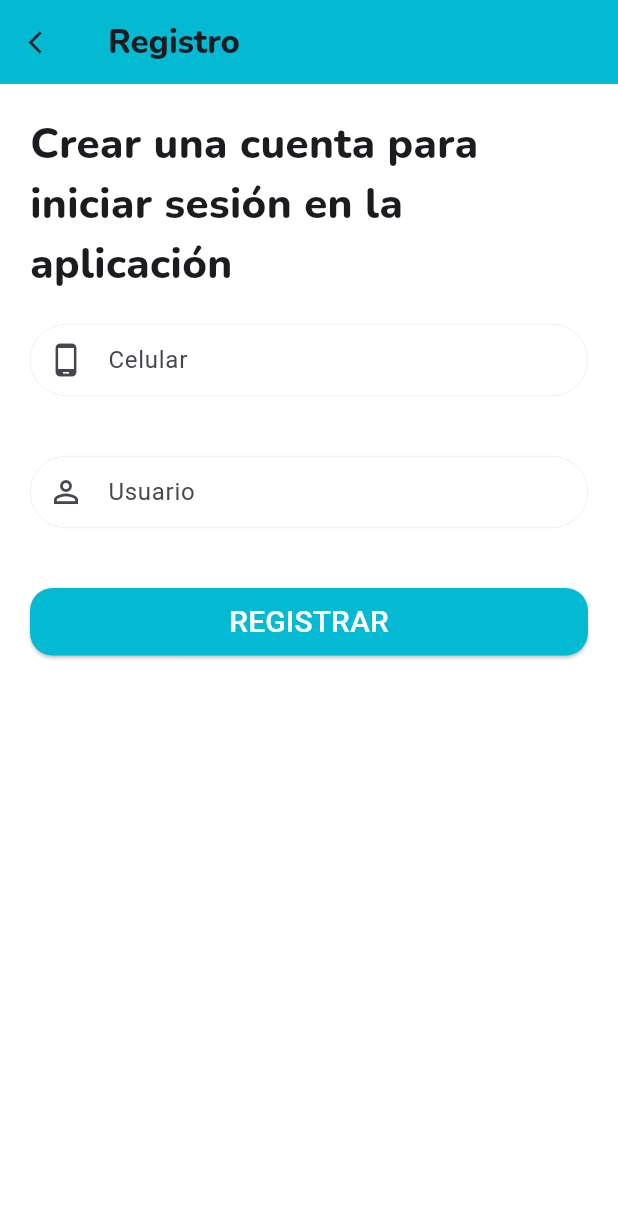
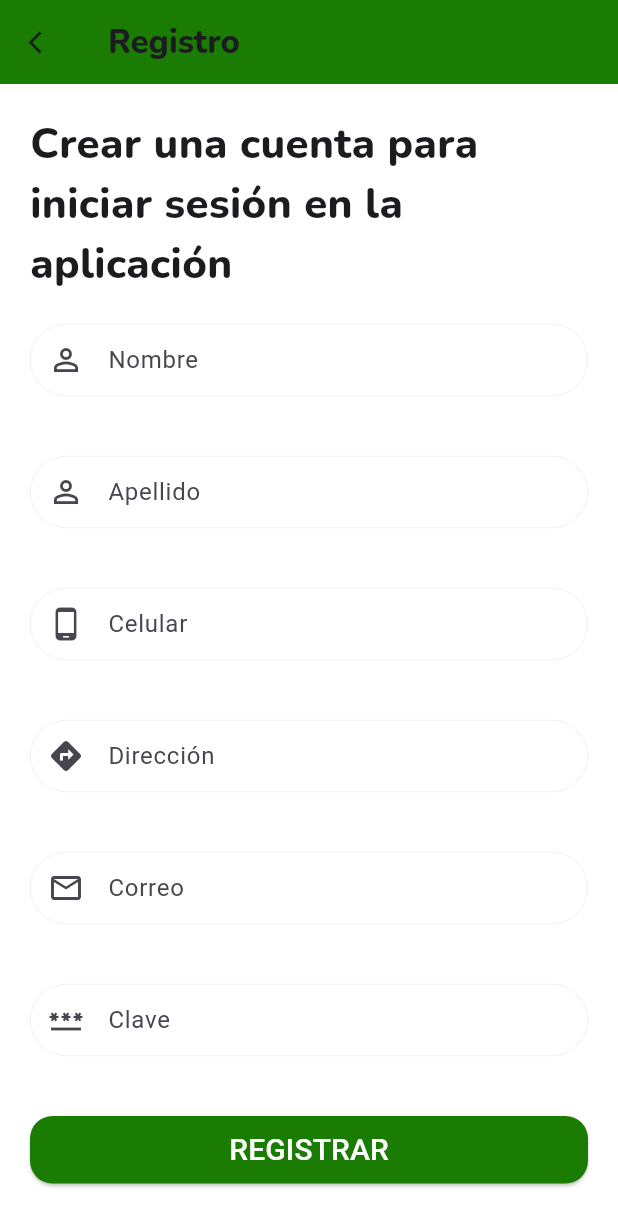
Before and after one commit to AngelMinga/proyectoriego, a Flutter app: the PageRegister screen opened by its route, after a tap on "REGISTRAR", on a phone screen of 412 x 824 dp. Shown: the top 1226 px of the screen. Run offline on Flutter 3.47's test engine with Material 2 defaults, Android fonts, the phone set to English and light mode, and no system bars; our stand-ins replace convex_bottom_bar, dio, local_auth, shared_preferences; accounts and stored records are empty; network calls fail.

Commit message:
correciones y modifiaciones antes  de subir cambios

```diff
--- a/lib/Api/api_rest.dart
+++ b/lib/Api/api_rest.dart
@@ -1,10 +1,12 @@
 import 'package:dio/dio.dart';
 import 'package:flutter/cupertino.dart';
+import 'package:proyectoriego/Api/base_api.dart';
 import 'package:proyectoriego/Util/global_text.dart';
 import 'package:proyectoriego/Util/global_widget.dart';
 
 class ApiRest {
   Dio dio = Dio();
+  BaseApi baseApi = BaseApi();
 
   Future encenderRele(BuildContext? context, VoidCallback? Function(int? t, dynamic data) callback) async {
     const url = '${GlobalText.urlServerIot}on';
@@ -30,4 +32,65 @@ class ApiRest {
       print('ERROR REGISTRO');
     }
   }
+
+  Future login(BuildContext? context, String email, String password, VoidCallback? Function(int? t, dynamic data) callback) async {
+    const url = '${GlobalText.urlConnection}${GlobalText.urlLogin}';
+
+    Map<String, String> parameters = {
+      "email": email,
+      "password": password,
+    };
+
+/*    try {
+      final response = await dio.post(url,data: parameters);
+      print('respuesta login >>>> $response');
+      if (response.data != null) {
+
+      }
+    } catch (e) {
+      print('ERROR LOGIN $e' );
+    }*/
+
+    print("Login >>>>>1 " + url);
+   // Map<String, String> headers = {'version': ''};
+    var res = await baseApi.baseApiAntigua(url, body: parameters).timeout(Duration(seconds: 30), onTimeout: () {
+      return {"en": -1, "m": "Ocurrió un problema, intente nuevamente más tarde."};
+    });
+    print("Login >>>>>2 " + res.toString());
+   // LugaresCercanosResponse response = LugaresCercanosResponse.fromJson(res);
+    //return response ;
+  }
+
+  Future getUser(BuildContext? context, VoidCallback? Function(int? t, dynamic data) callback) async {
+    const url = '${GlobalText.urlConnection}${GlobalText.urlUser}';
+    print("User >>>>>1 " + url);
+    var res = await baseApi.get(url).timeout(Duration(seconds: 30), onTimeout: () {
+      return {"en": -1, "m": "Ocurrió un problema, intente nuevamente más tarde."};
+    });
+    print("User >>>>>2 " + res.toString());
+   // LugaresCercanosResponse response = LugaresCercanosResponse.fromJson(res);
+    //return response ;
+  }
+
+  Future register(BuildContext? context,String name, String lastName, String telefono,String direcction, String email, String password, VoidCallback? Function(int? t, dynamic data) callback) async {
+    const url = '${GlobalText.urlConnection}${GlobalText.urlRegister}';
+
+    Map<String, String> parameters = {
+      "nameU": name,
+      "lastName": lastName,
+      "telephone": telefono,
+      "direction": direcction,
+      "email": email,
+      "password": password,
+    };
+    print("register >>>>>1 " + url);
+    // Map<String, String> headers = {'version': ''};
+    var res = await baseApi.baseApiAntigua(url, body: parameters).timeout(Duration(seconds: 30), onTimeout: () {
+      return {"en": -1, "m": "Ocurrió un problema, intente nuevamente más tarde."};
+    });
+    print("register >>>>>2 " + res.toString());
+    // LugaresCercanosResponse response = LugaresCercanosResponse.fromJson(res);
+    //return response ;
+  }
+
 }
--- /dev/null
+++ b/lib/Api/base_api.dart
@@ -0,0 +1,86 @@
+import 'dart:async';
+import 'dart:convert';
+import 'dart:io';
+
+import 'package:http/http.dart' as http;
+
+class BaseApi {
+  static BaseApi _instance = new BaseApi.internal();
+
+  BaseApi.internal();
+
+  factory BaseApi() => _instance;
+
+
+  Future<dynamic> baseApi(String url, {Map<String, String>? headers, body}) async {
+    try {
+      final resp = await http.post(Uri.parse(url), headers: headers, body: body).timeout(Duration(seconds: 30));
+      print('Response >>>> ' + resp.body);
+      final decodedData = json.decode(resp.body);
+      return (decodedData);
+    } on TimeoutException {
+      print('Tiempo de espera agotado');
+      return {"en": -1, "m": "Tiempo de espera agotado."};
+    } on FormatException {
+      print('Bad response');
+      rethrow;
+    } on HttpException {
+      return {"en": -1, "m": "Sin conexión a Internet."};
+    } on SocketException {
+      return {"en": -1, "m": "Sin conexión a Internet."};
+    } catch (e) {
+      print(e.toString());
+      return {"en": -1, "m": "Error de comunicación, vuelva a intentar."};
+    }
+  }
+
+  Future<dynamic> baseApiAntigua(String url, {Map<String, String>? headers, body}) async {
+    try {
+      final resp = await http.post(Uri.parse(url), headers: headers, body: body).timeout(Duration(seconds: 30));
+
+      print('Response >>>> ' + resp.body);
+      final decodedData = json.decode(resp.body);
+      return (decodedData);
+    } on TimeoutException {
+      print('Tiempo de espera agotado');
+      return {"estado": -1, "mensaje": "Tiempo de espera agotado."};
+    } on FormatException {
+      print('Bad response');
+      rethrow;
+    } on HttpException {
+      return {"estado": -1, "mensaje": "Sin conexión a Internet."};
+    } on SocketException {
+      return {"estado": -1, "mensaje": "Sin conexión a Internet."};
+    } catch (e) {
+      print(e.toString());
+      return {"estado": -1, "mensaje": "Error de comunicación, vuelva a intentar."};
+    }
+  }
+
+  Future<dynamic> get(String? url) async {
+    try {
+      final resp = await http.get(Uri.parse(url!)).timeout(Duration(seconds: 30));
+      print('Response >>>> ' + resp.body);
+      var decodedData;
+      if (resp != null && resp.statusCode == 200) {
+        decodedData = json.decode(resp.body);
+      } else {
+        return {"en": -1, "m": "Error de comunicación, vuelva a intentar."};
+      }
+      return (decodedData);
+    } on TimeoutException {
+      print('Tiempo de espera agotado');
+      return {"en": -1, "m": "Tiempo de espera agotado."};
+    } on FormatException {
+      print('Bad response');
+      rethrow;
+    } on HttpException {
+      return {"en": -1, "m": "Sin conexión a Internet."};
+    } on SocketException {
+      return {"en": -1, "m": "Sin conexión a Internet."};
+    } catch (e) {
+      print(e.toString());
+      return {"en": -1, "m": "Error de comunicación, vuelva a intentar."};
+    }
+  }
+}
--- a/lib/Controller/provider_login.dart
+++ b/lib/Controller/provider_login.dart
@@ -1,6 +1,7 @@
 import 'package:flutter/cupertino.dart';
 
 class ProviderLogin extends ChangeNotifier {
-  TextEditingController ediCell = TextEditingController();
+  TextEditingController ediEmail = TextEditingController();
+  TextEditingController ediPassword = TextEditingController();
 
 }
--- a/lib/Controller/provider_register.dart
+++ b/lib/Controller/provider_register.dart
@@ -3,5 +3,9 @@ import 'package:flutter/cupertino.dart';
 class ProviderRegister extends ChangeNotifier{
   TextEditingController editCell = TextEditingController();
   TextEditingController editName = TextEditingController();
+  TextEditingController editLastName = TextEditingController();
+  TextEditingController editEmail = TextEditingController();
+  TextEditingController editDirecction = TextEditingController();
+  TextEditingController editPassword = TextEditingController();
 
 }
--- a/lib/Util/global_color.dart
+++ b/lib/Util/global_color.dart
@@ -3,7 +3,7 @@ import 'dart:ui';
 
 class GlobalColor {
 
-  static const colorPrincipal = Color.fromRGBO(4, 186, 210, 1.0);
+  static const colorPrincipal = Color.fromRGBO(26, 124, 2, 1.0);
   static const colorEdge = Color.fromRGBO(221, 221, 221, 1);
   static const colorMyChat = Color.fromRGBO(225, 255, 199, 1.0);
 
--- a/lib/Util/global_preference.dart
+++ b/lib/Util/global_preference.dart
@@ -16,3 +16,8 @@ class GlobalPreference {
     return prefs.getBool(stateLogin) ?? false;
   }
 }
+enum SupportState {
+  unknown,
+  supported,
+  unsupported,
+}
--- a/lib/Util/global_text.dart
+++ b/lib/Util/global_text.dart
@@ -1,6 +1,9 @@
 class GlobalText {
   static const textRegister = 'Crear una cuenta para iniciar sesión en la aplicación';
 
-  static const urlConnection = 'http://143.198.151.224:8080/';
+  static const urlConnection = 'http://134.122.19.64/';
   static const urlServerIot = 'http://192.168.100.241/23/';
+  static const urlLogin = 'users/signin';
+  static const urlRegister = 'users/signup';
+  static const urlUser = 'users/data/user';
 }
--- a/lib/Util/global_widget.dart
+++ b/lib/Util/global_widget.dart
@@ -1,5 +1,6 @@
 import 'package:flutter/material.dart';
 import 'package:flutter/services.dart';
+import 'package:proyectoriego/Util/global_color.dart';
 
 class GlobalWidget {
   Widget textTitle(String text) {
@@ -67,7 +68,7 @@ class GlobalWidget {
         children: <Widget>[
           const DrawerHeader(
             decoration: BoxDecoration(
-              color: Colors.lightBlueAccent,
+              color: GlobalColor.colorPrincipal,
             ),
             child: Image(
               image: AssetImage('assets/image/riego1.png'),
--- a/lib/View/page_huerto.dart
+++ b/lib/View/page_huerto.dart
@@ -13,7 +13,7 @@ class PageHureto extends StatelessWidget {
     providerRegister ??= Provider.of<ProviderRegister>(context);
 
     return Scaffold(
-      backgroundColor: Colors.white,
+      backgroundColor: GlobalColor.colorPrincipal,
       body: SafeArea(
           child: SingleChildScrollView(
         child: Column(
@@ -37,7 +37,7 @@ class PageHureto extends StatelessWidget {
           },*/
         ),
         Text(
-          'Riego App',
+          'Demeter',
           style: TextStyle(fontSize: 60, color: Colors.white, fontWeight: FontWeight.bold, fontFamily: 'logo'),
         ),
       ],
--- a/lib/View/page_register.dart
+++ b/lib/View/page_register.dart
@@ -1,5 +1,6 @@
 import 'package:flutter/material.dart';
 import 'package:provider/provider.dart';
+import 'package:proyectoriego/Api/api_rest.dart';
 import 'package:proyectoriego/Controller/provider_register.dart';
 import 'package:proyectoriego/Util/global_color.dart';
 import 'package:proyectoriego/Util/global_text.dart';
@@ -34,7 +35,7 @@ class PageRegister extends StatelessWidget {
       body: SafeArea(
           child: SingleChildScrollView(
         child: Column(
-          children: [containerInfo(), containerPhone(), containerUser(), containerButtom(context)],
+          children: [containerInfo(), containerName(),containerLastName(),containerPhone(),containerDirecction(),containerEmail(),containerPassword(), containerButtom(context)],
         ),
       )),
     );
@@ -44,12 +45,49 @@ class PageRegister extends StatelessWidget {
     return Container(margin: const EdgeInsets.only(left: 20, right: 20, top: 20), child: GlobalWidget().textTitle(GlobalText.textRegister));
   }
 
+  Widget containerName() {
+    return Container(
+      margin: const EdgeInsets.all(20),
+      child: TextField(
+          controller: providerRegister!.editName,
+          keyboardType: TextInputType.text,
+          style: const TextStyle(),
+          decoration: const InputDecoration(
+            hintText: 'Nombre',
+            contentPadding: EdgeInsets.all(10),
+            prefixIcon: Icon(Icons.person_outline),
+            fillColor: Colors.white,
+            filled: true,
+            enabledBorder: OutlineInputBorder(borderRadius: BorderRadius.all(Radius.circular(50)), borderSide: BorderSide(color: GlobalColor.colorEdge, width: .3)),
+            focusedBorder: OutlineInputBorder(borderRadius: BorderRadius.all(Radius.circular(50)), borderSide: BorderSide(color: GlobalColor.colorEdge, width: .3)),
+          )),
+    );
+  }
+  Widget containerLastName() {
+    return Container(
+      margin: const EdgeInsets.all(20),
+      child: TextField(
+          controller: providerRegister!.editLastName,
+          keyboardType: TextInputType.text,
+          style: const TextStyle(),
+          decoration: const InputDecoration(
+            hintText: 'Apellido',
+            contentPadding: EdgeInsets.all(10),
+            prefixIcon: Icon(Icons.person_outline),
+            fillColor: Colors.white,
+            filled: true,
+            enabledBorder: OutlineInputBorder(borderRadius: BorderRadius.all(Radius.circular(50)), borderSide: BorderSide(color: GlobalColor.colorEdge, width: .3)),
+            focusedBorder: OutlineInputBorder(borderRadius: BorderRadius.all(Radius.circular(50)), borderSide: BorderSide(color: GlobalColor.colorEdge, width: .3)),
+          )),
+    );
+  }
+
   Widget containerPhone() {
     return Container(
       margin: const EdgeInsets.all(20),
       child: TextField(
           controller: providerRegister!.editCell,
-          keyboardType: TextInputType.number,
+          keyboardType: TextInputType.phone,
           style: const TextStyle(),
           decoration: const InputDecoration(
             hintText: 'Celular',
@@ -63,17 +101,54 @@ class PageRegister extends StatelessWidget {
     );
   }
 
-  Widget containerUser() {
+  Widget containerDirecction() {
     return Container(
       margin: const EdgeInsets.all(20),
       child: TextField(
-          controller: providerRegister!.editName,
-          keyboardType: TextInputType.number,
+          controller: providerRegister!.editDirecction,
+          keyboardType: TextInputType.text,
           style: const TextStyle(),
           decoration: const InputDecoration(
-            hintText: 'Usuario',
+            hintText: 'Dirección',
             contentPadding: EdgeInsets.all(10),
-            prefixIcon: Icon(Icons.perm_identity),
+            prefixIcon: Icon(Icons.directions),
+            fillColor: Colors.white,
+            filled: true,
+            enabledBorder: OutlineInputBorder(borderRadius: BorderRadius.all(Radius.circular(50)), borderSide: BorderSide(color: GlobalColor.colorEdge, width: .3)),
+            focusedBorder: OutlineInputBorder(borderRadius: BorderRadius.all(Radius.circular(50)), borderSide: BorderSide(color: GlobalColor.colorEdge, width: .3)),
+          )),
+    );
+  }
+
+  Widget containerEmail() {
+    return Container(
+      margin: const EdgeInsets.all(20),
+      child: TextField(
+          controller: providerRegister!.editEmail,
+          keyboardType: TextInputType.emailAddress,
+          style: const TextStyle(),
+          decoration: const InputDecoration(
+            hintText: 'Correo',
+            contentPadding: EdgeInsets.all(10),
+            prefixIcon: Icon(Icons.email_outlined),
+            fillColor: Colors.white,
+            filled: true,
+            enabledBorder: OutlineInputBorder(borderRadius: BorderRadius.all(Radius.circular(50)), borderSide: BorderSide(color: GlobalColor.colorEdge, width: .3)),
+            focusedBorder: OutlineInputBorder(borderRadius: BorderRadius.all(Radius.circular(50)), borderSide: BorderSide(color: GlobalColor.colorEdge, width: .3)),
+          )),
+    );
+  }
+  Widget containerPassword() {
+    return Container(
+      margin: const EdgeInsets.all(20),
+      child: TextField(
+          controller: providerRegister!.editPassword,
+          keyboardType: TextInputType.visiblePassword,
+          style: const TextStyle(),
+          decoration: const InputDecoration(
+            hintText: 'Clave',
+            contentPadding: EdgeInsets.all(10),
+            prefixIcon: Icon(Icons.password),
             fillColor: Colors.white,
             filled: true,
             enabledBorder: OutlineInputBorder(borderRadius: BorderRadius.all(Radius.circular(50)), borderSide: BorderSide(color: GlobalColor.colorEdge, width: .3)),
@@ -93,17 +168,21 @@ class PageRegister extends StatelessWidget {
             child: ElevatedButton(
               style: ElevatedButton.styleFrom(primary: GlobalColor.colorPrincipal, shape: RoundedRectangleBorder(borderRadius: BorderRadius.circular(15))),
               onPressed: () {
-/*                ApiRest().registerUser(
+                ApiRest().register(
                     context,
                     providerRegister!.editName.text.trim(),
-                    providerRegister!.editCell.text.trim(), (t, data) {
+                    providerRegister!.editLastName.text.trim(),
+                    providerRegister!.editCell.text.trim(),
+                    providerRegister!.editDirecction.text.trim(),
+                    providerRegister!.editEmail.text.trim(),
+                    providerRegister!.editPassword.text.trim(), (t, data) {
                   if (t == 1) {
                     providerRegister!.editCell.clear();
                     providerRegister!.editName.clear();
                     GlobalWidget().messageAlert(context, data);
                     Navigator.of(context).pop();
                   }
-                });*/
+                });
               },
               child: const Text(
                 'REGISTRAR',
--- a/lib/main.dart
+++ b/lib/main.dart
@@ -30,7 +30,7 @@ class MyApp extends StatelessWidget {
           useMaterial3: true,
           //primarySwatch: Colors.blue,
         ),
-        home: const PageSplash(),
+        home: PageNavigation(),
         routes: <String, WidgetBuilder>{
           PageLogin.routePage: (_) => PageLogin(),
           PageRegister.routePage: (_) => PageRegister(),
--- a/pubspec.yaml
+++ b/pubspec.yaml
@@ -38,6 +38,8 @@ dependencies:
   provider: ^6.0.3
   dio: ^4.0.6
   convex_bottom_bar: ^3.0.0
+  local_auth: ^2.1.0
+  http: ^0.13.5
 
 dev_dependencies:
   flutter_test:
```
Also changed, not shown: lib/Models/response_login.dart (added, +107 -0 lines), lib/Models/response_usuario.dart (added, +165 -0 lines), lib/View/page_login.dart (+52 -18 lines), lib/View/page_navigation.dart (+5 -4 lines), pubspec.lock, 1 other file.
